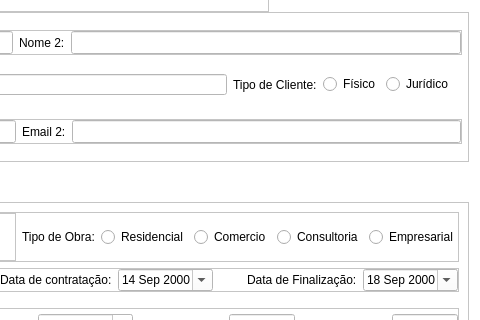
Before: the Qt Designer form screens/new_project.ui in devfabri/Arquitetura-Pereira, drawn with Qt 5; both pictures show x 621 to 1101 and y 228 to 548 of the 1280 by 720 pixel window.
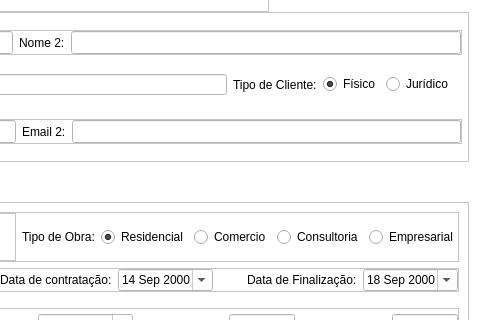
After: the same form once the commit is applied. Icons and pictures are not drawn.

```diff
--- a/screens/new_project.ui
+++ b/screens/new_project.ui
@@ -334,6 +334,9 @@
             <property name="text">
              <string>Físico</string>
             </property>
+            <property name="checked">
+             <bool>true</bool>
+            </property>
            </widget>
           </item>
           <item>
@@ -522,6 +525,9 @@
             <property name="text">
              <string>Residencial</string>
             </property>
+            <property name="checked">
+             <bool>true</bool>
+            </property>
            </widget>
           </item>
           <item>
```
Left out of the diff: 2 changed lines with no effect on the pictures.
